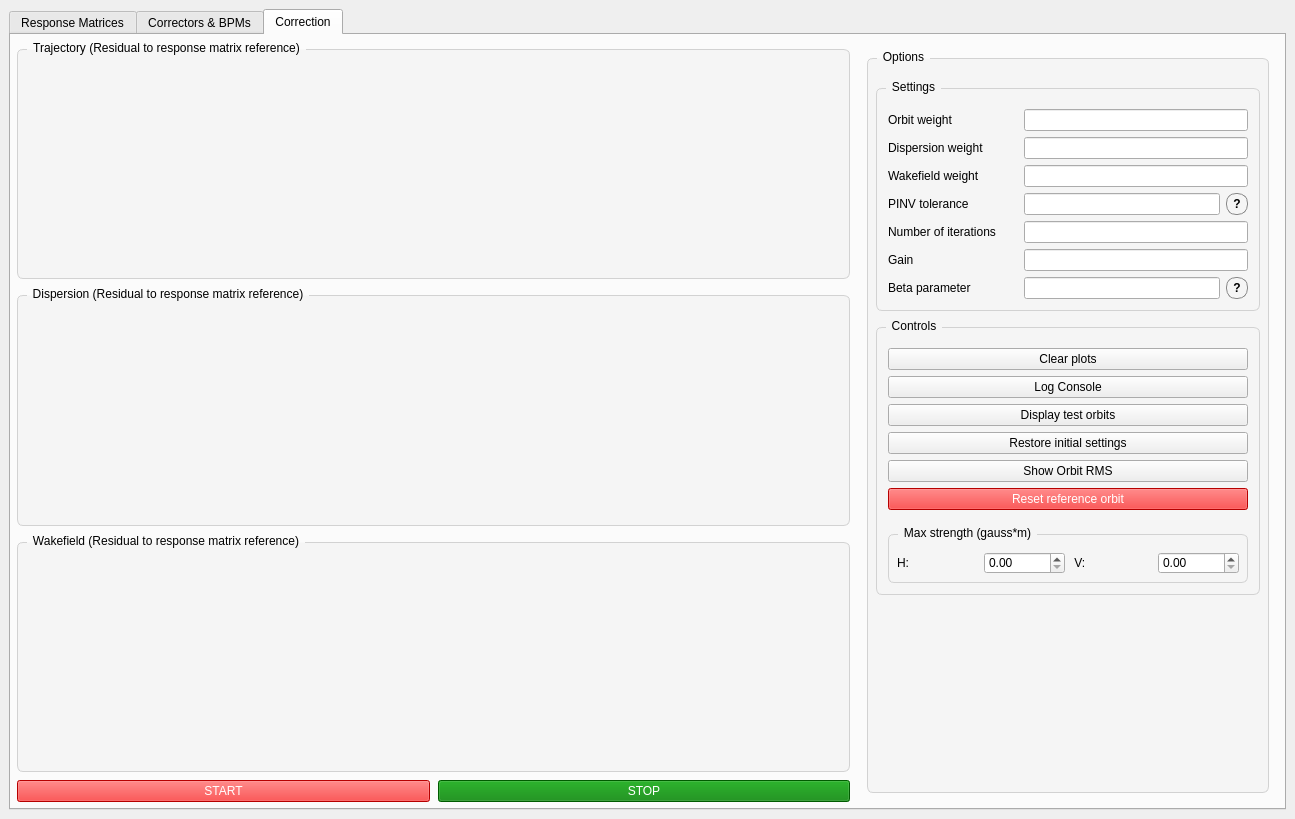
Qt form UI files/BBA_GUI.ui (wiktoria-malek/flight-simulator) before a commit.
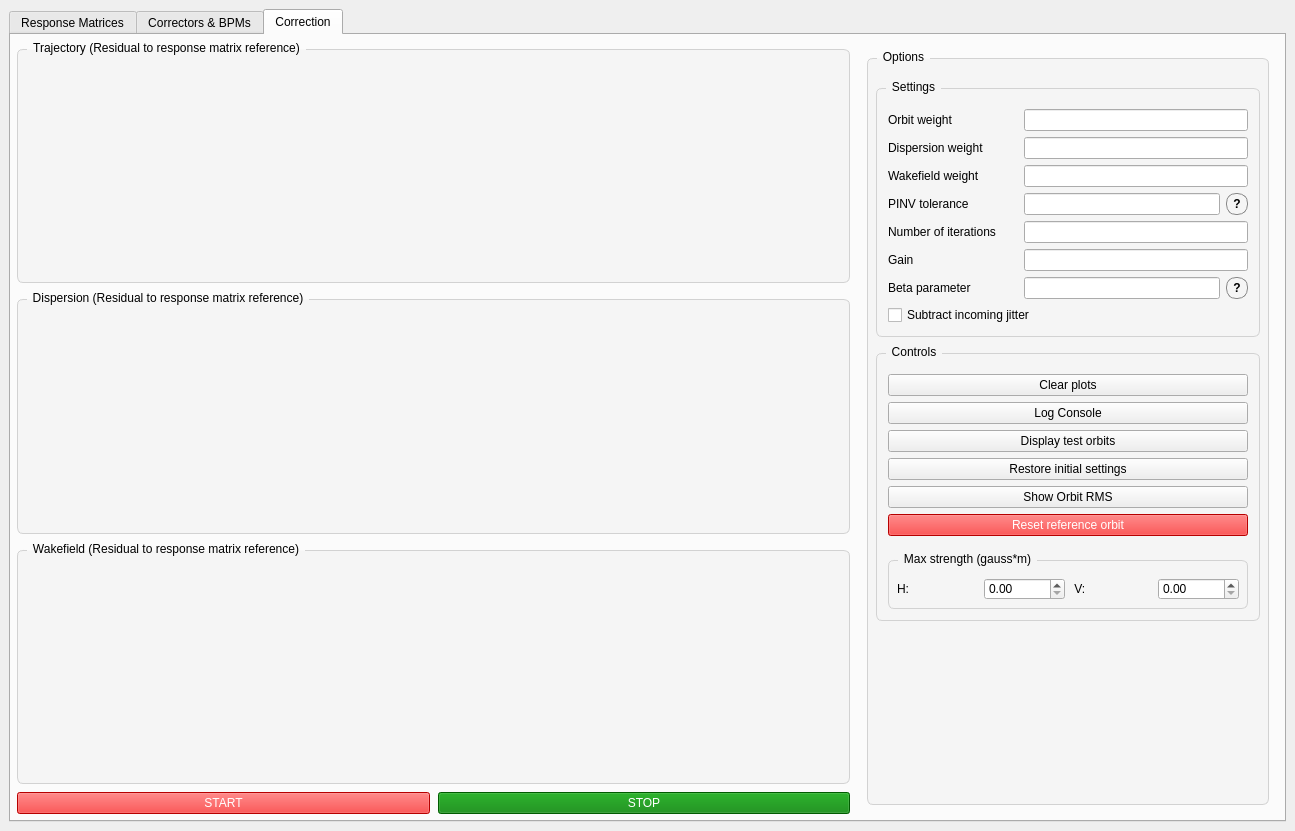
The same form after that commit. The open tabs and pages were chosen to show the change.

Commit message: Adding movable quadrupoles to BBA structure, implementing jitter subtraction.

What changed in the file:
```diff
--- a/UI files/BBA_GUI.ui
+++ b/UI files/BBA_GUI.ui
@@ -7,7 +7,7 @@
     <x>0</x>
     <y>0</y>
     <width>1295</width>
-    <height>819</height>
+    <height>831</height>
    </rect>
   </property>
   <property name="windowTitle">
@@ -1140,6 +1140,19 @@
                      </item>
                     </layout>
                    </item>
+                   <item>
+                    <widget class="QCheckBox" name="subtract_jitter_checkbox">
+                     <property name="toolTip">
+                      <string>&lt;html&gt;&lt;head/&gt;&lt;body&gt;&lt;p&gt;Use upstream BPMs to estimate shot-to-shot incoming beam jitter and subtract it from downstream BPM readings. Useful for real-machine response measurements; disabled by default.&lt;/p&gt;&lt;/body&gt;&lt;/html&gt;</string>
+                     </property>
+                     <property name="text">
+                      <string>Subtract incoming jitter</string>
+                     </property>
+                     <property name="checked">
+                      <bool>false</bool>
+                     </property>
+                    </widget>
+                   </item>
                   </layout>
                  </widget>
                 </item>
```
Left out of the diff: 21 changed lines with no effect on the pictures. Lines whose indentation alone changed are shown as unchanged. The commit also changes 14 other files.
